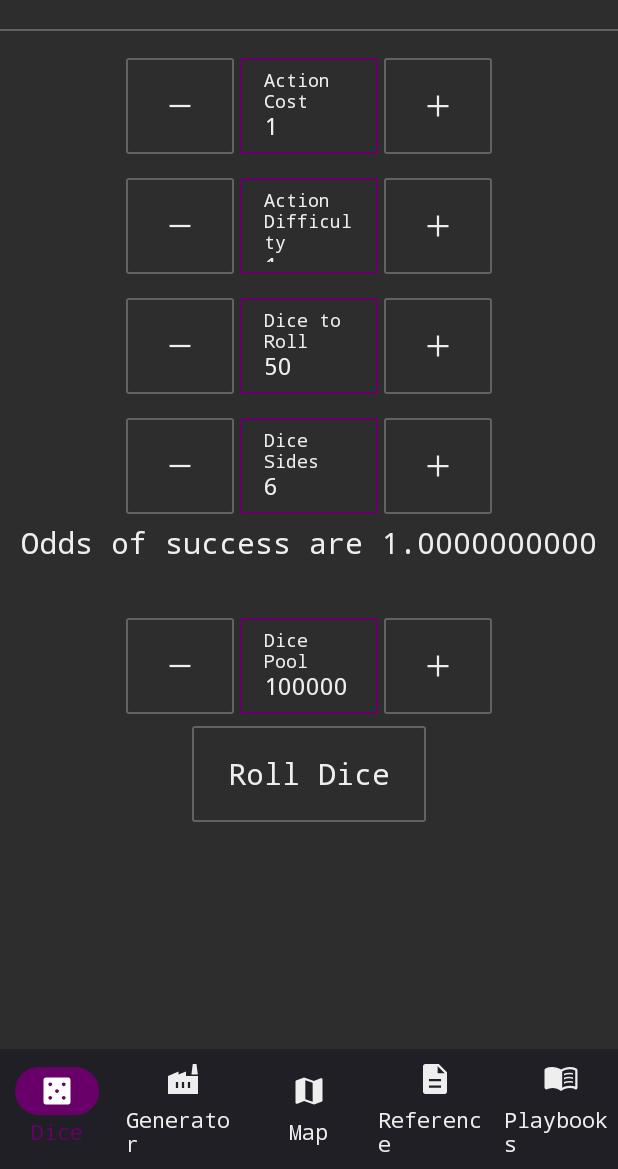
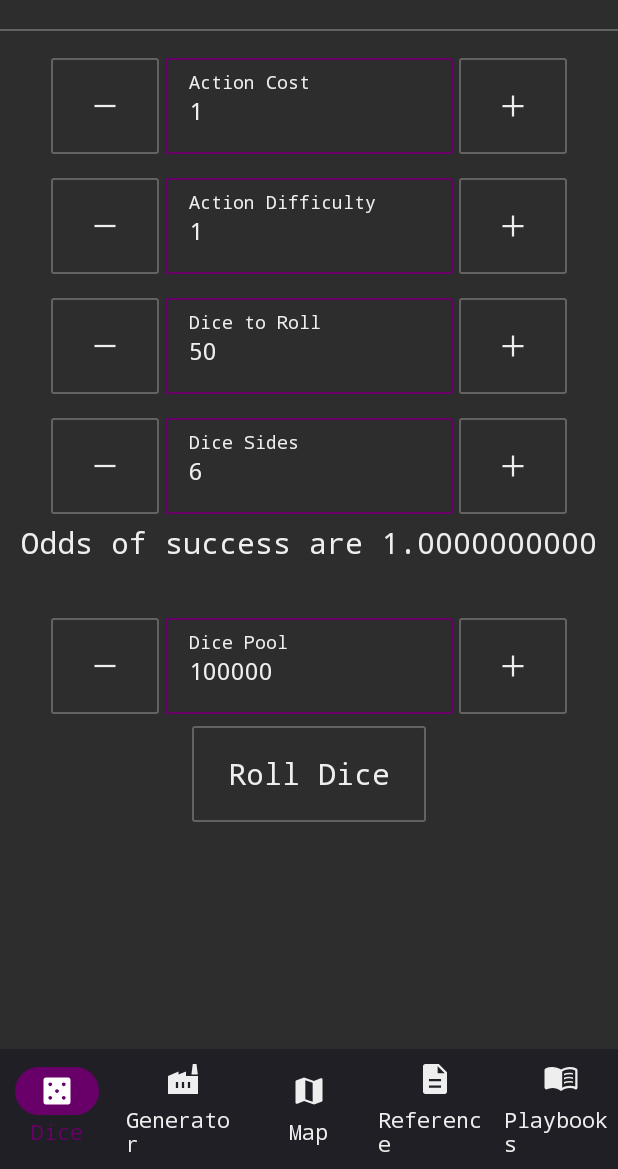
Before and after one commit to StillLynnTheCloset/OutsideUsNothing, an Android app built with Jetpack Compose: the screen it shows after launch (MainActivity), on a phone screen of 412 x 824 dp, the part 67-1236 px from its top. Run offline under Robolectric (Android 15) with nearby library versions, the phone set to English and light mode, and no system bars.

Commit message:
Make the size of the increment widget more configurable

```diff
--- a/app-compose/src/main/kotlin/com/stilllynnthecloset/outsideusnothing/theme/Widgets.kt
+++ b/app-compose/src/main/kotlin/com/stilllynnthecloset/outsideusnothing/theme/Widgets.kt
@@ -542,6 +542,7 @@ internal fun incrementInput(
     value: Long?,
     onValueChange: (Long?) -> Unit,
     platform: Platform,
+    width: Dp = 200.dp,
 ) {
     Row(modifier = modifier) {
         imageButton(
@@ -557,7 +558,7 @@ internal fun incrementInput(
             value,
             label,
             modifier = Modifier
-                .width(100.dp)
+                .width(width)
                 .padding(horizontal = 4.dp),
             onValueChange = {
                 onValueChange(it)
```
Also changed, not shown: app-compose/src/main/kotlin/com/stilllynnthecloset/outsideusnothing/edit/EditScreen.kt (+7 -0 lines).
